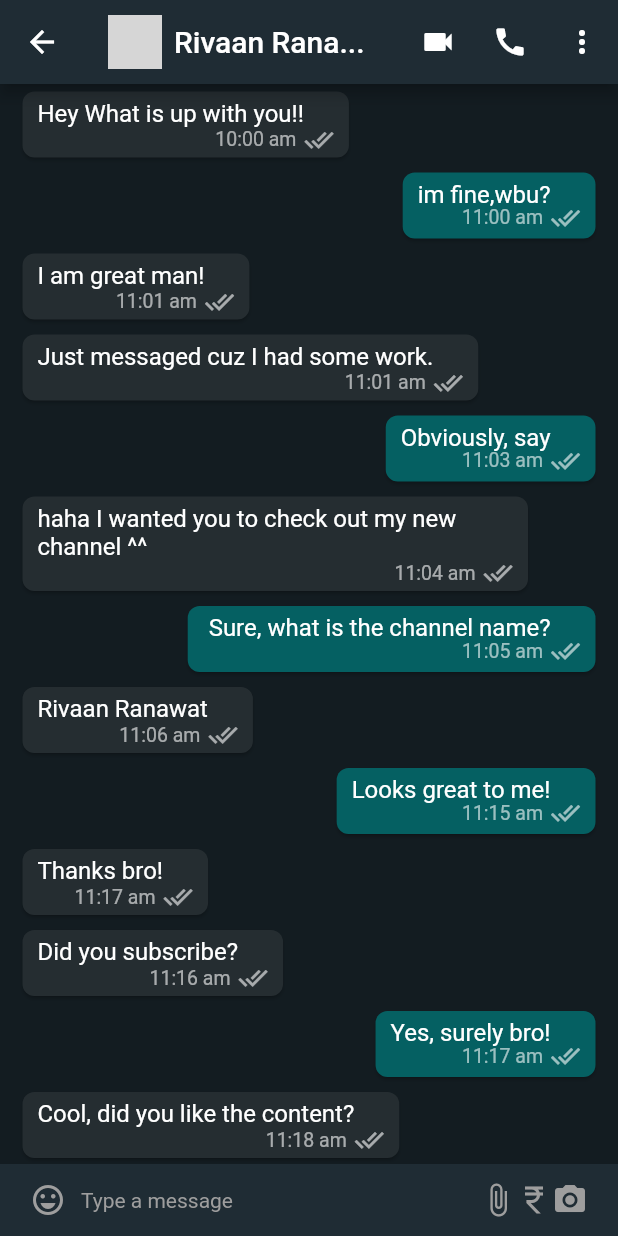
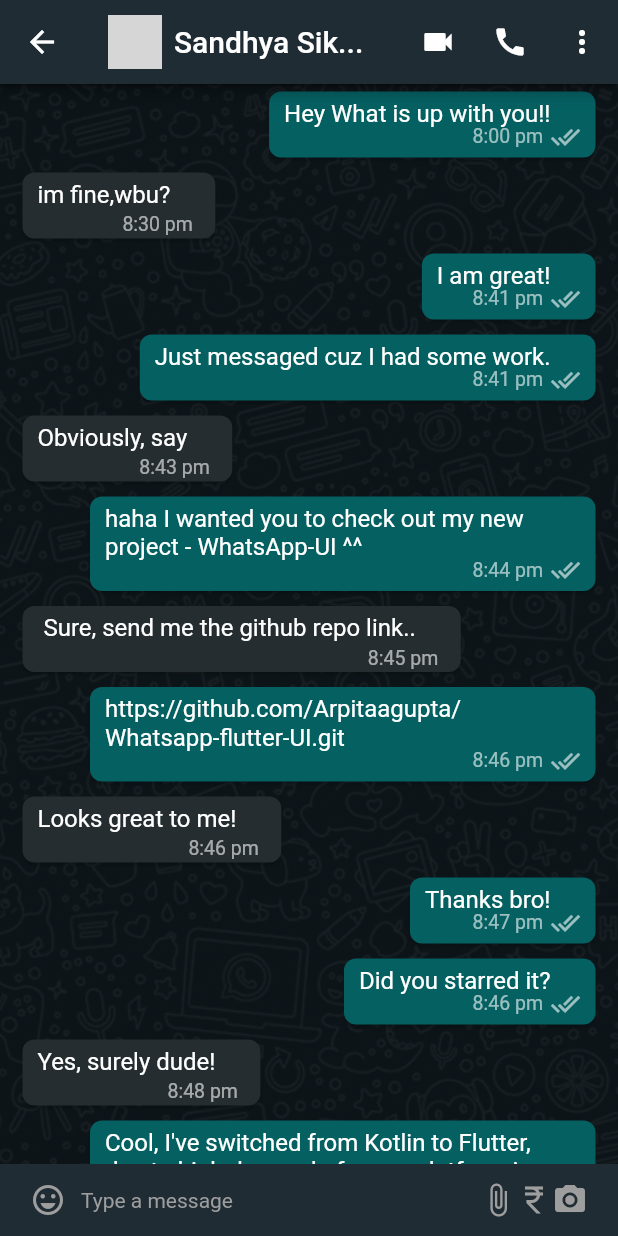
Before and after one commit to Arpitaagupta/Whatsapp-flutter-UI, a Flutter app: the MobileChatScreen screen opened directly, on a phone screen of 412 x 824 dp. Run offline on Flutter 3.47's test engine with Material 2 defaults, Android fonts, the phone set to English and light mode, and no system bars; our stand-ins replace matcher; network calls fail; grey boxes are pictures that could not be loaded.

Commit message:
ehanced the UI

```diff
--- a/lib/info.dart
+++ b/lib/info.dart
@@ -1,52 +1,66 @@
 const info = [
-  /*  {
-    'name': 'Aanya Goyal',
-    'message': 'Hey, Meeting at 8 pm today!',
+  {
+    'name': 'Sandhya Sikhawat',
+    'message': 'TTYL',
+    'time': '8:53 pm',
+    'profilePic':
+        'https://encrypted-tbn0.gstatic.com/images?q=tbn:ANd9GcSB6a_P2OPIpy5-fktyUjn4qoEjNbMPHckaIEUF-fE6_6QjQIi-8z3FNoCvjelQmGRJUIg&usqp=CAU',
+  },
+  {
+    'name': 'Rishi ',
+    'message': 'ok Bye!',
+    'time': '4:40 pm',
+    'profilePic':
+        'https://www.bollywoodshaadis.com/img/article-2021718210290437744000.jpg',
+  },
+  {
+    'name': 'Trio❤️',
+    'message': 'Done! We will wear black at party tomorrow.',
     'time': '3:53 pm',
     'profilePic':
-        'https://hindutrend.com/wp-content/uploads/2021/03/cute-girl-images-for-dp.jpg',
-  }, */
-  {
-    'name': 'Rivaan Ranawat',
-    'message': 'Hey, how are you doing?',
-    'time': '3:53 pm',
-    'profilePic':
-        'https://upload.wikimedia.org/wikipedia/commons/8/85/Elon_Musk_Royal_Society_%28crop1%29.jpg',
+        'https://encrypted-tbn0.gstatic.com/images?q=tbn:ANd9GcRsxxN7xyXZGxOywJ1KQBxsuBMMao30Vim2-A&usqp=CAU',
   },
   {
-    'name': 'John Doe',
+    'name': 'Jivi',
     'message': 'Hello, whats up',
     'time': '2:25 pm',
     'profilePic':
         'https://www.baby-chick.com/wp-content/uploads/2021/10/Happy-Laughing-Baby-Boy-Lying-on-Textured-Fabric-165945036_2122x1415.jpeg',
   },
-  /*  {
-    'name': 'Happy',
-    'message': 'Hello, How are you?',
+  {
+    'name': 'Didi',
+    'message': 'Call me when you get free.',
     'time': '1:25 pm',
     'profilePic':
-        'https://www.baby-chick.com/wp-content/uploads/2021/10/Happy-Laughing-Baby-Boy-Lying-on-Textured-Fabric-165945036_2122x1415.jpeg',
-  }, */
-  {
-    'name': 'Naman Ranawat',
-    'message': 'Hello, I want to sleep.',
-    'time': '1:03 pm',
-    'profilePic':
-        'https://encrypted-tbn0.gstatic.com/images?q=tbn:ANd9GcTH5wlfrny2iU2HeaiHm1Pv7A0rmPB03rYVcw&usqp=CAU',
+        'https://encrypted-tbn0.gstatic.com/images?q=tbn:ANd9GcTJwB7f8yHV1sODYuu0wf-1bUki1MEqzSRsU9FZiHdE9zJPm5aEnLdq5WdjCHNo-AjCI_8&usqp=CAU',
   },
   {
     'name': 'Dad',
     'message': 'Call me, have some work',
     'time': '12:06 pm',
     'profilePic':
-        'https://pbs.twimg.com/profile_images/1419974913260232732/Cy_CUavB.jpg',
+        'https://encrypted-tbn0.gstatic.com/images?q=tbn:ANd9GcS8e5U3vRthIoVaTiWiYP4Yh8HO1yOstS3OrA&usqp=CAU',
+  },
+  {
+    'name': 'Pihu',
+    'message': 'Woahh..Great!',
+    'time': '12:03 pm',
+    'profilePic':
+        'https://encrypted-tbn0.gstatic.com/images?q=tbn:ANd9GcQF_ImY_syqmLzNf7GRu-iOm4Jb6P4NAMrz_w&usqp=CAU',
   },
   {
     'name': 'Mom',
     'message': 'You ate food?',
     'time': '10:00 am',
     'profilePic':
-        'https://uploads.dailydot.com/2018/10/olli-the-polite-cat.jpg?auto=compress%2Cformat&ixlib=php-3.3.0',
+        'https://encrypted-tbn0.gstatic.com/images?q=tbn:ANd9GcQypUq8usENlO14ISMovYR1dLGlNWzlerzVPw&usqp=CAU',
+  },
+  {
+    'name': 'Naman Ranawat',
+    'message': 'Hello, I want to sleep.',
+    'time': '11:03 am',
+    'profilePic':
+        'https://encrypted-tbn0.gstatic.com/images?q=tbn:ANd9GcTH5wlfrny2iU2HeaiHm1Pv7A0rmPB03rYVcw&usqp=CAU',
   },
   {
     'name': 'Jurica',
@@ -54,6 +68,13 @@
     'time': '9:53 am',
     'profilePic':
         'https://images.unsplash.com/photo-1500648767791-00dcc994a43e?ixlib=rb-1.2.1&ixid=MnwxMjA3fDB8MHxzZWFyY2h8Mnx8cmFuZG9tJTIwcGVvcGxlfGVufDB8fDB8fA%3D%3D&auto=format&fit=crop&w=900&q=60',
+  },
+  {
+    'name': 'Rivaan Ranawat',
+    'message': 'Hey, how are you doing?',
+    'time': '9:50 am',
+    'profilePic':
+        'https://upload.wikimedia.org/wikipedia/commons/8/85/Elon_Musk_Royal_Society_%28crop1%29.jpg',
   },
   /* {
     'name': 'Sara',
@@ -93,51 +114,57 @@
 ];
 
 const messages = [
-  {"isMe": false, "text": "Hey What is up with you!!", "time": "10:00 am"},
-  {"isMe": true, "text": "im fine,wbu?", "time": "11:00 am"},
-  {"isMe": false, "text": "I am great man!", "time": "11:01 am"},
+  {"isMe": true, "text": "Hey What is up with you!!", "time": "8:00 pm"},
+  {"isMe": false, "text": "im fine,wbu?", "time": "8:30 pm"},
+  {"isMe": true, "text": "I am great!", "time": "8:41 pm"},
+  {
+    "isMe": true,
+    "text": "Just messaged cuz I had some work.",
+    "time": "8:41 pm"
+  },
+  {"isMe": false, "text": "Obviously, say", "time": "8:43 pm"},
+  {
+    "isMe": true,
+    "text": "haha I wanted you to check out my new project - WhatsApp-UI ^^",
+    "time": "8:44 pm"
+  },
   {
     "isMe": false,
-    "text": "Just messaged cuz I had some work.",
-    "time": "11:01 am"
-  },
-  {"isMe": true, "text": "Obviously, say", "time": "11:03 am"},
-  {
-    "isMe": false,
-    "text": "haha I wanted you to check out my new channel ^^",
-    "time": "11:04 am"
+    "text": " Sure, send me the github repo link..",
+    "time": "8:45 pm"
   },
   {
     "isMe": true,
-    "text": " Sure, what is the channel name?",
-    "time": "11:05 am"
+    "text": "https://github.com/Arpitaagupta/Whatsapp-flutter-UI.git",
+    "time": "8:46 pm",
   },
   {
     "isMe": false,
-    "text": "Rivaan Ranawat",
-    "time": "11:06 am",
+    "text": "Looks great to me!",
+    "time": "8:46 pm",
+  },
+  {"isMe": true, "text": "Thanks bro!", "time": "8:47 pm"},
+  {"isMe": true, "text": "Did you starred it?", "time": "8:46 pm"},
+  {"isMe": false, "text": "Yes, surely dude!", "time": "8:48 pm"},
+  {
+    "isMe": true,
+    "text":
+        "Cool, I've switched from Kotlin to Flutter, due to high demand of cross platform in industries.",
+    "time": "8:48 pm",
+  },
+  {
+    "isMe": false,
+    "text": "I loved it, you are doing great!",
+    "time": "8:49 am",
   },
   {
     "isMe": true,
-    "text": "Looks great to me!",
-    "time": "11:15 am",
-  },
-  {"isMe": false, "text": "Thanks bro!", "time": "11:17 am"},
-  {"isMe": false, "text": "Did you subscribe?", "time": "11:16 am"},
-  {"isMe": true, "text": "Yes, surely bro!", "time": "11:17 am"},
-  {
-    "isMe": false,
-    "text": "Cool, did you like the content?",
-    "time": "11:18 am",
-  },
-  {
-    "isMe": true,
-    "text": "I loved it?",
-    "time": "11:19 am",
+    "text": "OMG! Woah! Thanks!",
+    "time": "8:50 pm",
   },
   {
     "isMe": false,
-    "text": "OMG! Woah! Thanks!",
-    "time": "11:20 am",
+    "text": "TTYL",
+    "time": "8:53 pm",
   },
 ];
--- a/lib/screens/mobile_chat-screen.dart
+++ b/lib/screens/mobile_chat-screen.dart
@@ -15,7 +15,7 @@
           children: [
             const CircleAvatar(
               backgroundImage: NetworkImage(
-                  'https://upload.wikimedia.org/wikipedia/commons/8/85/Elon_Musk_Royal_Society_%28crop1%29.jpg'),
+                  'https://encrypted-tbn0.gstatic.com/images?q=tbn:ANd9GcSB6a_P2OPIpy5-fktyUjn4qoEjNbMPHckaIEUF-fE6_6QjQIi-8z3FNoCvjelQmGRJUIg&usqp=CAU'),
               radius: 18, // Replace with your avatar image path
             ),
             const SizedBox(width: 8), // Adjust the spacing as needed
@@ -96,7 +96,14 @@
           ),
         ],
       ),
-      body: Column(
+      body: Container(
+        decoration: const BoxDecoration(
+          image: DecorationImage(
+            image: AssetImage('assets/backgroundImage.png'),
+            fit: BoxFit.cover,
+          ),
+        ),
+        child: Column(
           children: [
             const Expanded(
               child: ChatList(),
@@ -143,6 +150,7 @@
             ),
           ],
         ),
+      ),
     );
   }
 }
--- a/lib/screens/web_screen_layout.dart
+++ b/lib/screens/web_screen_layout.dart
@@ -40,8 +40,8 @@
           ),
           child: Column(
             children: [
-              WebChatAppBar(), //Chat App Bar,
-              Expanded(
+              const WebChatAppBar(), //Chat App Bar,
+              const Expanded(
                 child: ChatList(),
               ), //Chat List,
 
--- a/lib/widgets/sender_message_card.dart
+++ b/lib/widgets/sender_message_card.dart
@@ -47,11 +47,6 @@
                     const SizedBox(
                       width: 5,
                     ),
-                    const Icon(
-                      Icons.done_all,
-                      size: 20,
-                      color: Colors.white60,
-                    )
                   ],
                 ),
               )
--- a/lib/widgets/web_chat_appbar.dart
+++ b/lib/widgets/web_chat_appbar.dart
@@ -19,7 +19,7 @@
             children: [
               const CircleAvatar(
                 backgroundImage: NetworkImage(
-                    'https://upload.wikimedia.org/wikipedia/commons/8/85/Elon_Musk_Royal_Society_%28crop1%29.jpg'),
+                    'https://encrypted-tbn0.gstatic.com/images?q=tbn:ANd9GcSB6a_P2OPIpy5-fktyUjn4qoEjNbMPHckaIEUF-fE6_6QjQIi-8z3FNoCvjelQmGRJUIg&usqp=CAU'),
                 radius: 30,
               ),
               SizedBox(
--- a/pubspec.yaml
+++ b/pubspec.yaml
@@ -60,6 +60,7 @@
   # To add assets to your application, add an assets section, like this:
   assets:
     - assets/backgroundImage.png
+    - assets/whatsapp_logo.png
     # - images/a_dot_ham.jpeg
 
   # An image asset can refer to one or more resolution-specific "variants", see
```
Also changed, not shown: assets/whatsapp_logo.png (added), 2 other files. Lines whose indentation alone changed are shown as unchanged.
